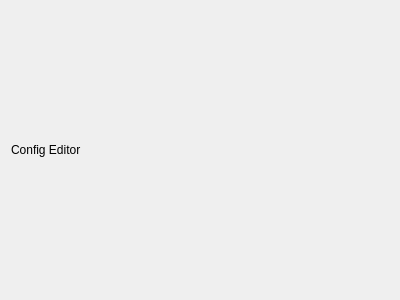
Above: src/configeditor/configeditor.ui from sumsung007/configX before the change. Below: the same form after it.
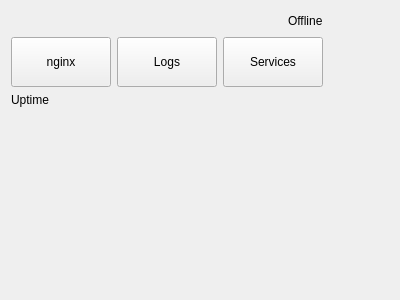
That is the form after the change.

Commit message: Added config editor content

Patch:
```diff
--- a/src/configeditor/configeditor.ui
+++ b/src/configeditor/configeditor.ui
@@ -13,11 +13,137 @@
   <property name="windowTitle">
    <string>Form</string>
   </property>
-  <layout class="QVBoxLayout" name="verticalLayout">
+  <layout class="QHBoxLayout" name="horizontalLayout_2" stretch="1,3">
    <item>
-    <widget class="QLabel" name="label">
-     <property name="text">
-      <string>Config Editor</string>
+    <layout class="QVBoxLayout" name="verticalLayout_2">
+     <item>
+      <layout class="QHBoxLayout" name="horizontalLayout">
+       <item>
+        <spacer name="horizontalSpacer">
+         <property name="orientation">
+          <enum>Qt::Horizontal</enum>
+         </property>
+         <property name="sizeType">
+          <enum>QSizePolicy::MinimumExpanding</enum>
+         </property>
+         <property name="sizeHint" stdset="0">
+          <size>
+           <width>40</width>
+           <height>20</height>
+          </size>
+         </property>
+        </spacer>
+       </item>
+       <item>
+        <widget class="QLabel" name="label">
+         <property name="text">
+          <string>Offline</string>
+         </property>
+        </widget>
+       </item>
+      </layout>
+     </item>
+     <item>
+      <layout class="QGridLayout" name="gridLayout">
+       <item row="0" column="2">
+        <widget class="QToolButton" name="toolButton_3">
+         <property name="sizePolicy">
+          <sizepolicy hsizetype="MinimumExpanding" vsizetype="Fixed">
+           <horstretch>0</horstretch>
+           <verstretch>0</verstretch>
+          </sizepolicy>
+         </property>
+         <property name="minimumSize">
+          <size>
+           <width>100</width>
+           <height>50</height>
+          </size>
+         </property>
+         <property name="text">
+          <string>Services</string>
+         </property>
+        </widget>
+       </item>
+       <item row="0" column="1">
+        <widget class="QToolButton" name="toolButton_2">
+         <property name="sizePolicy">
+          <sizepolicy hsizetype="MinimumExpanding" vsizetype="Fixed">
+           <horstretch>0</horstretch>
+           <verstretch>0</verstretch>
+          </sizepolicy>
+         </property>
+         <property name="minimumSize">
+          <size>
+           <width>100</width>
+           <height>50</height>
+          </size>
+         </property>
+         <property name="text">
+          <string>Logs</string>
+         </property>
+        </widget>
+       </item>
+       <item row="0" column="0">
+        <widget class="QToolButton" name="toolButton">
+         <property name="sizePolicy">
+          <sizepolicy hsizetype="MinimumExpanding" vsizetype="Fixed">
+           <horstretch>0</horstretch>
+           <verstretch>0</verstretch>
+          </sizepolicy>
+         </property>
+         <property name="minimumSize">
+          <size>
+           <width>100</width>
+           <height>50</height>
+          </size>
+         </property>
+         <property name="text">
+          <string>nginx</string>
+         </property>
+        </widget>
+       </item>
+      </layout>
+     </item>
+     <item>
+      <layout class="QFormLayout" name="formLayout">
+       <item row="0" column="0">
+        <widget class="QLabel" name="label_2">
+         <property name="text">
+          <string>Uptime</string>
+         </property>
+        </widget>
+       </item>
+       <item row="0" column="1">
+        <widget class="QLabel" name="uptimeLabel">
+         <property name="text">
+          <string/>
+         </property>
+        </widget>
+       </item>
+      </layout>
+     </item>
+     <item>
+      <spacer name="verticalSpacer">
+       <property name="orientation">
+        <enum>Qt::Vertical</enum>
+       </property>
+       <property name="sizeHint" stdset="0">
+        <size>
+         <width>20</width>
+         <height>40</height>
+        </size>
+       </property>
+      </spacer>
+     </item>
+    </layout>
+   </item>
+   <item>
+    <widget class="QWidget" name="moduleWidget" native="true">
+     <property name="sizePolicy">
+      <sizepolicy hsizetype="Expanding" vsizetype="Preferred">
+       <horstretch>0</horstretch>
+       <verstretch>0</verstretch>
+      </sizepolicy>
      </property>
     </widget>
    </item>
```
The commit also changes 2 other files.
